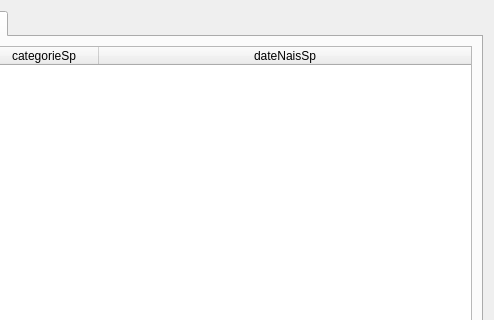
Above: gui/tablesData.ui from BenoitPE/CEBDProject before the change; both pictures show x 474 to 968 and y 0 to 320 of the 968 by 600 pixel window. Below: the same form after it.
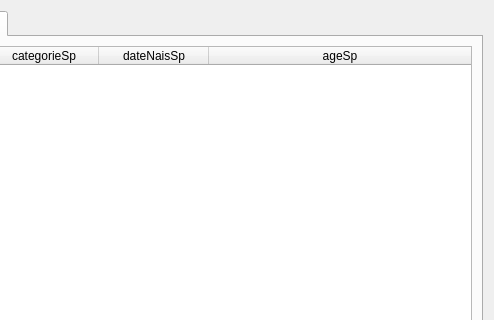
That is the form after the change.

Patch:
```diff
--- a/gui/tablesData.ui
+++ b/gui/tablesData.ui
@@ -493,6 +493,11 @@
            <string>dateNaisSp</string>
           </property>
          </column>
+         <column>
+          <property name="text">
+           <string>ageSp</string>
+          </property>
+         </column>
         </widget>
        </item>
        <item>
```
